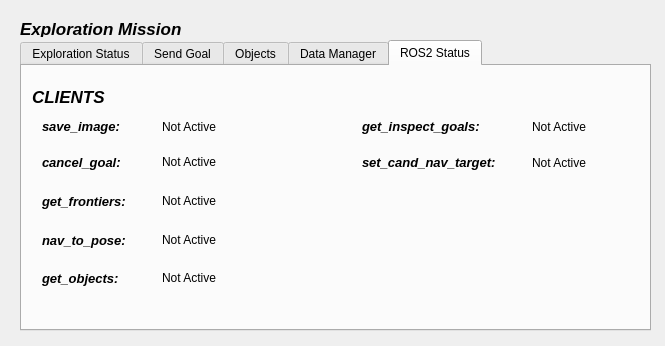
The window that exploration_gui/ui_files/exploration_gui.ui (ADVRHumanoids/robot_exploration) describes before a commit, drawn with Qt 5.
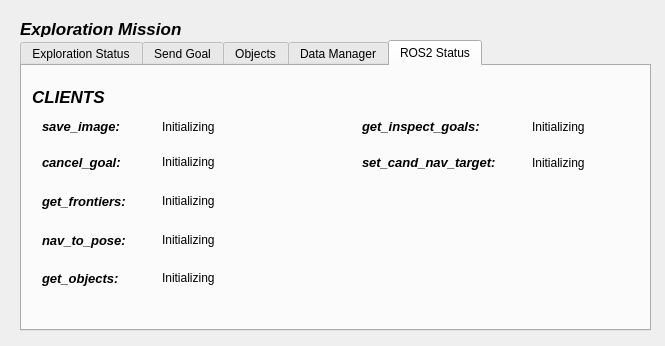
The same window after the commit. The open tabs and pages were chosen to show the change. Icons and pictures are not drawn.

What changed in the file:
```diff
--- a/exploration_gui/ui_files/exploration_gui.ui
+++ b/exploration_gui/ui_files/exploration_gui.ui
@@ -823,7 +823,7 @@
        </font>
       </property>
       <property name="text">
-       <string>Not Active</string>
+       <string>Initializing</string>
       </property>
       <property name="wordWrap">
        <bool>true</bool>
@@ -865,7 +865,7 @@
        </font>
       </property>
       <property name="text">
-       <string>Not Active</string>
+       <string>Initializing</string>
       </property>
       <property name="wordWrap">
        <bool>true</bool>
@@ -907,7 +907,7 @@
        </font>
       </property>
       <property name="text">
-       <string>Not Active</string>
+       <string>Initializing</string>
       </property>
       <property name="wordWrap">
        <bool>true</bool>
@@ -949,7 +949,7 @@
        </font>
       </property>
       <property name="text">
-       <string>Not Active</string>
+       <string>Initializing</string>
       </property>
       <property name="wordWrap">
        <bool>true</bool>
@@ -1012,7 +1012,7 @@
        </font>
       </property>
       <property name="text">
-       <string>Not Active</string>
+       <string>Initializing</string>
       </property>
       <property name="wordWrap">
        <bool>true</bool>
@@ -1033,7 +1033,7 @@
        </font>
       </property>
       <property name="text">
-       <string>Not Active</string>
+       <string>Initializing</string>
       </property>
       <property name="wordWrap">
        <bool>true</bool>
@@ -1075,7 +1075,7 @@
        </font>
       </property>
       <property name="text">
-       <string>Not Active</string>
+       <string>Initializing</string>
       </property>
       <property name="wordWrap">
        <bool>true</bool>
```
